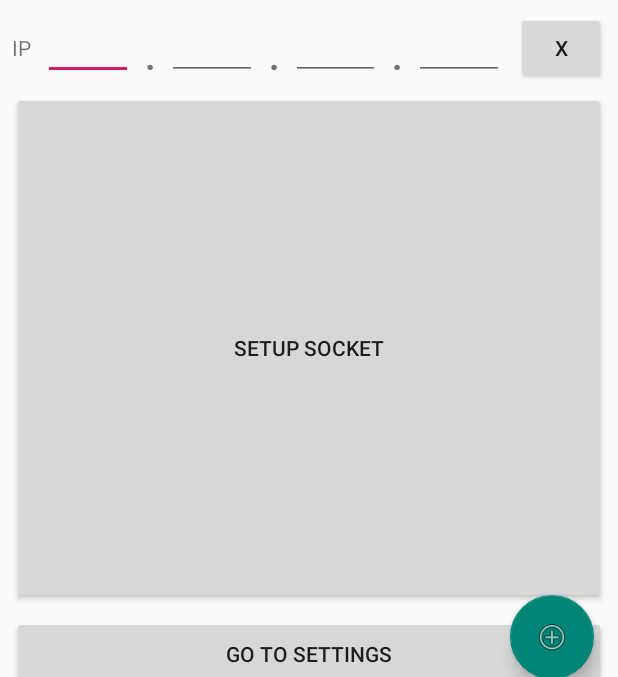
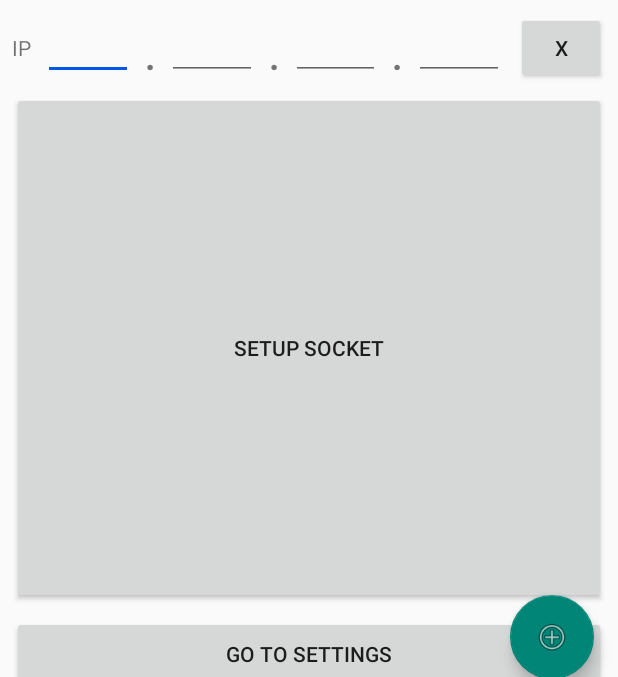
Before and after one commit to km2442/AutoSwitch, an Android app: the screen it shows after launch (MainActivity), on a phone screen of 412 x 824 dp, the part 533-1210 px from its top. Run offline under Robolectric (Android 15) with nearby library versions, the phone set to English and light mode, and no system bars.

Commit message:
Changed colors in app

```diff
--- a/Android/app/src/main/res/values/colors.xml
+++ b/Android/app/src/main/res/values/colors.xml
@@ -2,5 +2,5 @@
 <resources>
     <color name="colorPrimary">#008577</color>
     <color name="colorPrimaryDark">#00574B</color>
-    <color name="colorAccent">#D81B60</color>
+    <color name="colorAccent">#0057e7</color>
 </resources>
```
